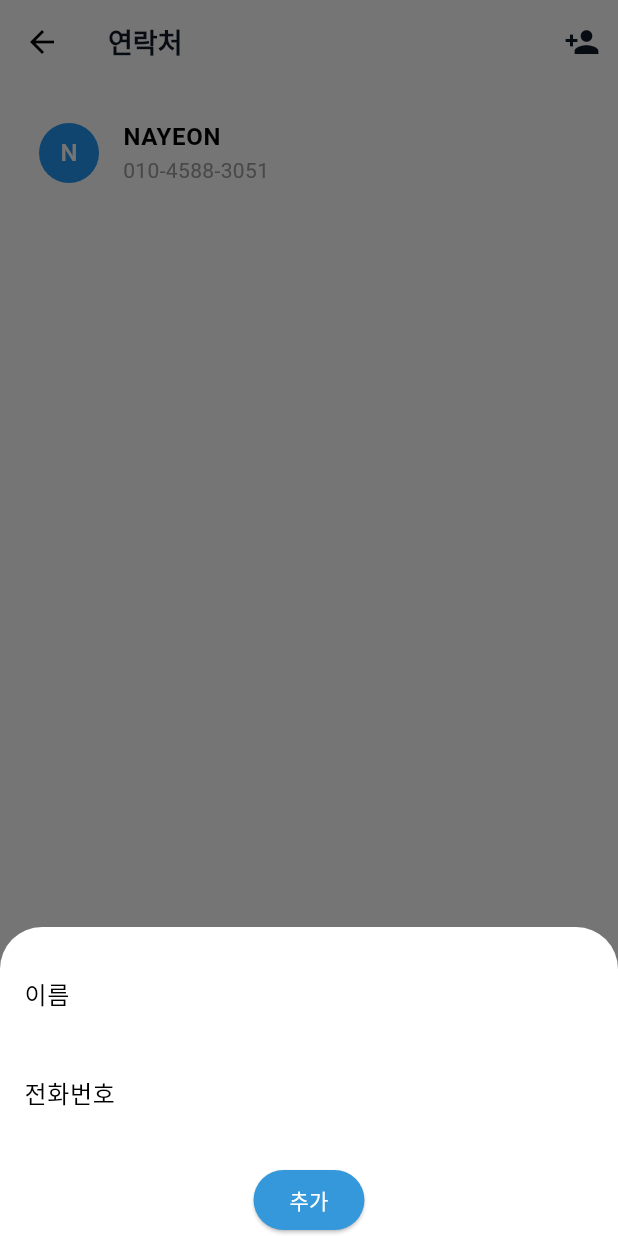
After one commit to CSID-DGU/2024-02-CSC4004-3-1-FirstTeam, a Flutter app: the ContactPage screen opened directly, after a tap on the "person add" icon, on a phone screen of 412 x 824 dp. The commit adds this screen. Run offline on Flutter 3.47's test engine with Material 3 defaults, Android fonts, the light colour scheme and no system bars; our stand-ins replace cloud_firestore, firebase_auth, firebase_core; accounts and stored records are empty; network calls fail.

Commit message:
refactor: 연락처 페이지 merge

```diff
--- /dev/null
+++ b/schedscope/lib/pages/contact/contact_page.dart
@@ -0,0 +1,119 @@
+// contact_page.dart
+import 'package:flutter/material.dart';
+
+class ContactPage extends StatefulWidget {
+  const ContactPage({super.key});
+
+  @override
+  _ContactPageState createState() => _ContactPageState();
+}
+
+class _ContactPageState extends State<ContactPage> {
+  final List<Map<String, String>> contacts = [
+    {'name': 'NAYEON', 'number': '010-4588-3051'},
+  ];
+
+  void _addNewContact() {
+    showModalBottomSheet(
+      context: context,
+      isScrollControlled: true,
+      builder: (BuildContext context) {
+        String name = '';
+        String number = '';
+        return SingleChildScrollView(
+          child: Padding(
+            padding: EdgeInsets.only(
+              left: 16.0,
+              right: 16.0,
+              top: 16.0,
+              bottom: MediaQuery.of(context).viewInsets.bottom,
+            ),
+            child: Column(
+              mainAxisSize: MainAxisSize.min,
+              children: [
+                TextField(
+                  decoration: const InputDecoration(labelText: '이름'),
+                  onChanged: (value) => name = value,
+                ),
+                const SizedBox(height: 10),
+                TextField(
+                  decoration: const InputDecoration(labelText: '전화번호'),
+                  onChanged: (value) => number = value,
+                ),
+                const SizedBox(height: 20),
+                ElevatedButton(
+                  onPressed: () {
+                    if (name.isNotEmpty && number.isNotEmpty) {
+                      setState(() {
+                        contacts.add({'name': name, 'number': number});
+                      });
+                      Navigator.pop(context);
+                    }
+                  },
+                  child: const Text('추가'),
+                ),
+              ],
+            ),
+          ),
+        );
+      },
+    );
+  }
+
+  @override
+  Widget build(BuildContext context) {
+    return Scaffold(
+      appBar: AppBar(
+        title: const Text(
+          '연락처',
+          style: TextStyle(
+            color: Color(0xFF0F1828),
+            fontSize: 18,
+            fontWeight: FontWeight.w600,
+          ),
+        ),
+        backgroundColor: Colors.white,
+        elevation: 0,
+        actions: [
+          IconButton(
+            icon: const Icon(Icons.person_add, color: Color(0xFF0F1828)),
+            onPressed: _addNewContact,
+          ),
+        ],
+      ),
+      body: Container(
+        color: const Color(0xFFFFFFFF),
+        padding: const EdgeInsets.all(10),
+        child: ListView.builder(
+          itemCount: contacts.length,
+          itemBuilder: (context, index) {
+            final contact = contacts[index];
+            return ListTile(
+              leading: CircleAvatar(
+                backgroundColor: Colors.blue,
+                child: Text(
+                  contact['name']![0], // 이름 첫 글자 표시
+                  style: const TextStyle(color: Colors.white),
+                ),
+              ),
+              title: Text(
+                contact['name']!,
+                style: const TextStyle(
+                  fontSize: 16,
+                  fontWeight: FontWeight.bold,
+                ),
+              ),
+              subtitle: Text(
+                contact['number']!,
+                style: const TextStyle(fontSize: 14, color: Colors.grey),
+              ),
+              onTap: () {
+                // 연락처 클릭 시 동작
+              },
+            );
+          },
+        ),
+      ),
+    );
+  }
+}
--- a/schedscope/lib/pages/home.dart
+++ b/schedscope/lib/pages/home.dart
@@ -1,6 +1,7 @@
 import 'package:flutter/material.dart';
 import 'package:schedscope/pages/chat/chat_room_list.dart';
 import 'setting/setting_page.dart';
+import 'contact/contact_page.dart';
 
 class ChatAppMainPage extends StatefulWidget {
   const ChatAppMainPage({super.key});
@@ -13,8 +14,7 @@ class _ChatAppMainPageState extends State<ChatAppMainPage> {
   int _selectedIndex = 0;
 
   static final List<Widget> _widgetOptions = <Widget>[
-    const Text('친구 목록',
-        style: TextStyle(fontSize: 35, fontWeight: FontWeight.bold)),
+    const ContactPage(), // contact_page.dart와 연결
     const Center(child: ChatRoomList()), // chat_room_list.dart와 연결
     const Center(child: SettingPage()), // setting_page.dart와 연결
   ];
@@ -39,7 +39,7 @@ class _ChatAppMainPageState extends State<ChatAppMainPage> {
         title: Text(_titles[_selectedIndex]),
         titleTextStyle: const TextStyle(
           fontSize: 24,
-          fontWeight: FontWeight.w500,
+          fontWeight: FontWeight.w600,
           color: Colors.black,
         ),
         bottom: PreferredSize(
```
